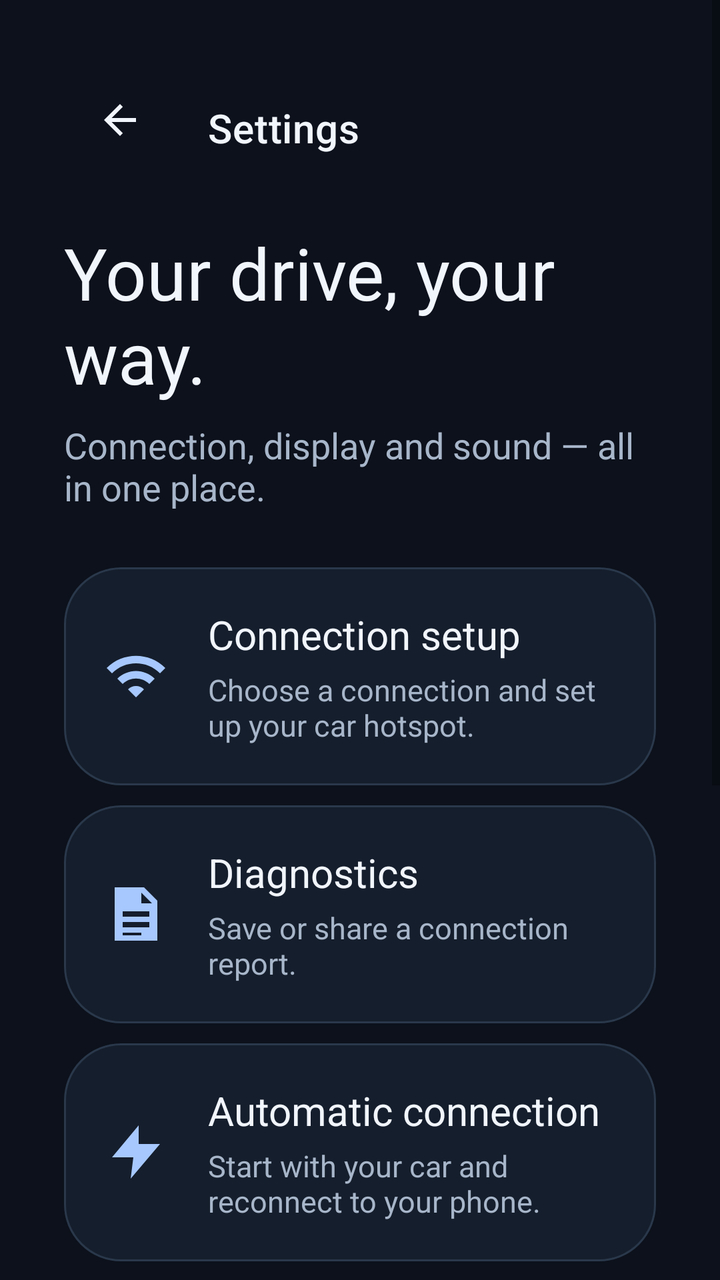
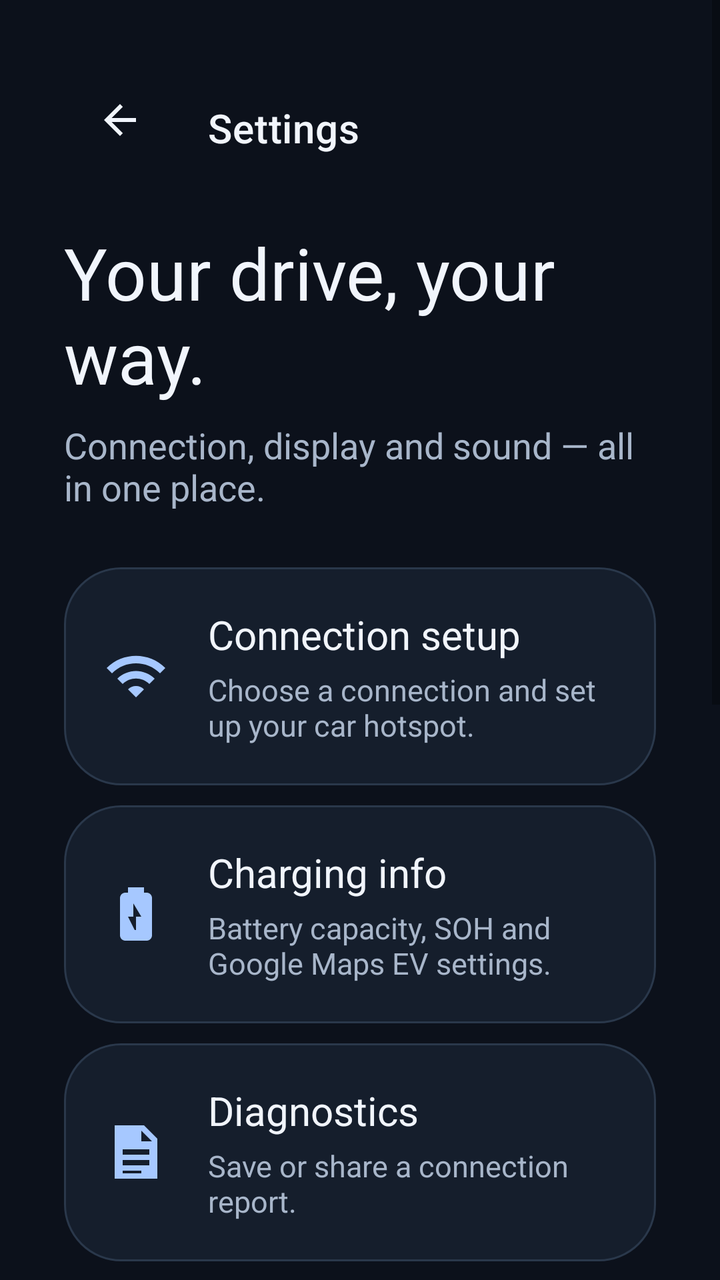

An Android layout rendered at two revisions. The XML below is the earlier revision; the diff shows what the commit changed to produce the second picture.
<!-- AndroidManifest.xml: fallback theme Theme.MaterialComponents.DayNight.NoActionBar -->
<!-- res/layout/fragment_drive_settings.xml -->
<?xml version="1.0" ?>
<ScrollView xmlns:android="http://schemas.android.com/apk/res/android" xmlns:app="http://schemas.android.com/apk/res-auto" android:layout_width="match_parent" android:layout_height="match_parent" android:fillViewport="true" android:background="@color/da_background">
    <LinearLayout android:layout_width="match_parent" android:layout_height="wrap_content" android:orientation="vertical" android:padding="32dp">
        <com.google.android.material.appbar.MaterialToolbar android:id="@+id/toolbar" android:layout_width="match_parent" android:layout_height="64dp" app:title="@string/da_settings" app:titleTextColor="@color/da_text" app:navigationIcon="@drawable/ic_arrow_back_white" app:navigationIconTint="@color/da_text"/>
        <TextView android:layout_width="match_parent" android:layout_height="wrap_content" android:layout_marginTop="16dp" android:text="@string/da_preferences" android:textSize="36sp" android:textColor="@color/da_text"/>
        <TextView android:layout_width="match_parent" android:layout_height="wrap_content" android:layout_marginTop="8dp" android:layout_marginBottom="18dp" android:text="@string/da_preferences_hint" android:textSize="18sp" android:textColor="@color/da_muted"/>
        <LinearLayout android:id="@+id/da_connection_setup" android:layout_width="match_parent" android:layout_height="wrap_content" android:minHeight="92dp" android:layout_marginTop="10dp" android:orientation="horizontal" android:gravity="center_vertical" android:padding="20dp" android:background="@drawable/da_card" android:foreground="?attr/selectableItemBackground" android:clickable="true" android:focusable="true">
            <ImageView android:layout_width="32dp" android:layout_height="32dp" android:src="@drawable/ic_network_wifi_white" app:tint="@color/da_accent" android:importantForAccessibility="no"/>
            <LinearLayout android:layout_width="0dp" android:layout_weight="1" android:layout_height="wrap_content" android:layout_marginStart="20dp" android:orientation="vertical">
                <TextView android:layout_width="match_parent" android:layout_height="wrap_content" android:text="@string/da_connection_setup" android:textSize="20sp" android:textColor="@color/da_text"/>
                <TextView android:layout_width="match_parent" android:layout_height="wrap_content" android:layout_marginTop="4dp" android:text="@string/da_connection_setup_hint" android:textSize="15sp" android:textColor="@color/da_muted"/>
            </LinearLayout>
        </LinearLayout>
        <LinearLayout android:id="@+id/da_diagnostics" android:layout_width="match_parent" android:layout_height="wrap_content" android:minHeight="92dp" android:layout_marginTop="10dp" android:orientation="horizontal" android:gravity="center_vertical" android:padding="20dp" android:background="@drawable/da_card" android:foreground="?attr/selectableItemBackground" android:clickable="true" android:focusable="true">
            <ImageView android:layout_width="32dp" android:layout_height="32dp" android:src="@drawable/ic_da_diagnostics" app:tint="@color/da_accent" android:importantForAccessibility="no"/>
            <LinearLayout android:layout_width="0dp" android:layout_weight="1" android:layout_height="wrap_content" android:layout_marginStart="20dp" android:orientation="vertical">
                <TextView android:layout_width="match_parent" android:layout_height="wrap_content" android:text="@string/da_diagnostics" android:textSize="20sp" android:textColor="@color/da_text"/>
                <TextView android:layout_width="match_parent" android:layout_height="wrap_content" android:layout_marginTop="4dp" android:text="@string/da_diagnostics_hint" android:textSize="15sp" android:textColor="@color/da_muted"/>
            </LinearLayout>
        </LinearLayout>
        <LinearLayout android:id="@+id/da_automation" android:layout_width="match_parent" android:layout_height="wrap_content" android:minHeight="92dp" android:layout_marginTop="10dp" android:orientation="horizontal" android:gravity="center_vertical" android:padding="20dp" android:background="@drawable/da_card" android:foreground="?attr/selectableItemBackground" android:clickable="true" android:focusable="true">
            <ImageView android:layout_width="32dp" android:layout_height="32dp" android:src="@drawable/ic_da_automation" app:tint="@color/da_accent" android:importantForAccessibility="no"/>
            <LinearLayout android:layout_width="0dp" android:layout_weight="1" android:layout_height="wrap_content" android:layout_marginStart="20dp" android:orientation="vertical">
                <TextView android:layout_width="match_parent" android:layout_height="wrap_content" android:text="@string/da_automation" android:textSize="20sp" android:textColor="@color/da_text"/>
                <TextView android:layout_width="match_parent" android:layout_height="wrap_content" android:layout_marginTop="4dp" android:text="@string/da_automation_hint" android:textSize="15sp" android:textColor="@color/da_muted"/>
            </LinearLayout>
        </LinearLayout>
        <LinearLayout android:id="@+id/da_display" android:layout_width="match_parent" android:layout_height="wrap_content" android:minHeight="92dp" android:layout_marginTop="10dp" android:orientation="horizontal" android:gravity="center_vertical" android:padding="20dp" android:background="@drawable/da_card" android:foreground="?attr/selectableItemBackground" android:clickable="true" android:focusable="true">
            <ImageView android:layout_width="32dp" android:layout_height="32dp" android:src="@drawable/ic_da_display" app:tint="@color/da_accent" android:importantForAccessibility="no"/>
            <LinearLayout android:layout_width="0dp" android:layout_weight="1" android:layout_height="wrap_content" android:layout_marginStart="20dp" android:orientation="vertical">
                <TextView android:layout_width="match_parent" android:layout_height="wrap_content" android:text="@string/da_display" android:textSize="20sp" android:textColor="@color/da_text"/>
                <TextView android:layout_width="match_parent" android:layout_height="wrap_content" android:layout_marginTop="4dp" android:text="@string/da_display_hint" android:textSize="15sp" android:textColor="@color/da_muted"/>
            </LinearLayout>
        </LinearLayout>
        <LinearLayout android:id="@+id/da_permissions" android:layout_width="match_parent" android:layout_height="wrap_content" android:minHeight="92dp" android:layout_marginTop="10dp" android:orientation="horizontal" android:gravity="center_vertical" android:padding="20dp" android:background="@drawable/da_card" android:foreground="?attr/selectableItemBackground" android:clickable="true" android:focusable="true">
            <ImageView android:layout_width="32dp" android:layout_height="32dp" android:src="@drawable/ic_da_permissions" app:tint="@color/da_accent" android:importantForAccessibility="no"/>
            <LinearLayout android:layout_width="0dp" android:layout_weight="1" android:layout_height="wrap_content" android:layout_marginStart="20dp" android:orientation="vertical">
                <TextView android:layout_width="match_parent" android:layout_height="wrap_content" android:text="@string/da_permissions" android:textSize="20sp" android:textColor="@color/da_text"/>
                <TextView android:layout_width="match_parent" android:layout_height="wrap_content" android:layout_marginTop="4dp" android:text="@string/da_permissions_hint" android:textSize="15sp" android:textColor="@color/da_muted"/>
            </LinearLayout>
        </LinearLayout>

        <LinearLayout android:id="@+id/da_about" android:layout_width="match_parent" android:layout_height="wrap_content" android:minHeight="92dp" android:layout_marginTop="10dp" android:orientation="horizontal" android:gravity="center_vertical" android:padding="20dp" android:background="@drawable/da_card" android:foreground="?attr/selectableItemBackground" android:clickable="true" android:focusable="true">
            <ImageView android:layout_width="32dp" android:layout_height="32dp" android:src="@drawable/ic_da_about" app:tint="@color/da_accent" android:importantForAccessibility="no"/>
            <LinearLayout android:layout_width="0dp" android:layout_weight="1" android:layout_height="wrap_content" android:layout_marginStart="20dp" android:orientation="vertical">
                <TextView android:layout_width="match_parent" android:layout_height="wrap_content" android:text="@string/da_about" android:textSize="20sp" android:textColor="@color/da_text"/>
                <TextView android:layout_width="match_parent" android:layout_height="wrap_content" android:layout_marginTop="4dp" android:text="@string/da_about_hint" android:textSize="15sp" android:textColor="@color/da_muted"/>
            </LinearLayout>
        </LinearLayout>
    </LinearLayout>
</ScrollView>
<!-- resources referenced by this layout -->
<resources>
  <color name="da_accent">#A6C8FF</color>
  <color name="da_background">#0C111B</color>
  <color name="da_muted">#A8B6CA</color>
  <color name="da_text">#F1F5FC</color>
  <!-- drawable da_card (drawable) -->
  <?xml version="1.0" ?>
  <shape xmlns:android="http://schemas.android.com/apk/res/android">
      <solid android:color="@color/da_surface"/>
      <corners android:radius="28dp"/>
      <stroke android:width="1dp" android:color="@color/da_border"/>
  </shape>
  <!-- drawable ic_arrow_back_white (drawable) -->
  <vector xmlns:android="http://schemas.android.com/apk/res/android"
      android:width="24dp"
      android:height="24dp"
      android:viewportWidth="24"
      android:viewportHeight="24">
    <path
        android:fillColor="@android:color/white"
        android:pathData="M20,11H7.83l5.59,-5.59L12,4l-8,8 8,8 1.41,-1.41L7.83,13H20v-2z"/>
  </vector>
  <!-- drawable ic_da_about (drawable) -->
  <vector xmlns:android="http://schemas.android.com/apk/res/android" android:width="24dp" android:height="24dp" android:viewportWidth="24" android:viewportHeight="24"><path android:fillColor="#FFFFFFFF" android:fillType="evenOdd" android:pathData="M12,2 A10,10 0,1 0,12 22 A10,10 0,1 0,12 2 M11,6 L13,6 L13,8 L11,8 Z M11,10 L13,10 L13,18 L11,18 Z"/></vector>
  <!-- drawable ic_da_automation (drawable) -->
  <vector xmlns:android="http://schemas.android.com/apk/res/android" android:width="24dp" android:height="24dp" android:viewportWidth="24" android:viewportHeight="24"><path android:fillColor="#FFFFFFFF" android:fillType="evenOdd" android:pathData="M13,2 L3,14 L11,14 L10,22 L21,9 L13,9 Z"/></vector>
  <!-- drawable ic_da_permissions (drawable) -->
  <vector xmlns:android="http://schemas.android.com/apk/res/android" android:width="24dp" android:height="24dp" android:viewportWidth="24" android:viewportHeight="24"><path android:fillColor="#FFFFFFFF" android:fillType="evenOdd" android:pathData="M12,1 L3,5 L3,11 C3,17 7,21 12,23 C17,21 21,17 21,11 L21,5 Z M10,16 L6,12 L7.5,10.5 L10,13 L16.5,6.5 L18,8 Z"/></vector>
  <string name="da_about">About DiAuto</string>
  <string name="da_about_hint">Version, licenses and open-source credits.</string>
  <string name="da_automation">Automatic connection</string>
  <string name="da_automation_hint">Start with your car and reconnect to your phone.</string>
  <string name="da_connection_setup">Connection setup</string>
  <string name="da_connection_setup_hint">Choose a connection and set up your car hotspot.</string>
  <string name="da_diagnostics">Diagnostics</string>
  <string name="da_diagnostics_hint">Save or share a connection report.</string>
  <string name="da_display">Display and performance</string>
  <string name="da_display_hint">Picture size, frame rate and audio settings.</string>
  <string name="da_permissions">Permissions</string>
  <string name="da_permissions_hint">Check Bluetooth, microphone and location access.</string>
  <string name="da_preferences">Your drive, your way.</string>
  <string name="da_preferences_hint">Connection, display and sound — all in one place.</string>
  <string name="da_settings">Settings</string>
  <color name="da_surface">#151E2C</color>
  <color name="da_border">#2A384B</color>
  <!-- unchanged entries left out for length: 3 -->
</resources>

<!-- the commit's change to res/layout/fragment_drive_settings.xml (unified diff, before → after) -->
@@ -9,6 +9,13 @@
             <LinearLayout android:layout_width="0dp" android:layout_weight="1" android:layout_height="wrap_content" android:layout_marginStart="20dp" android:orientation="vertical">
                 <TextView android:layout_width="match_parent" android:layout_height="wrap_content" android:text="@string/da_connection_setup" android:textSize="20sp" android:textColor="@color/da_text"/>
                 <TextView android:layout_width="match_parent" android:layout_height="wrap_content" android:layout_marginTop="4dp" android:text="@string/da_connection_setup_hint" android:textSize="15sp" android:textColor="@color/da_muted"/>
+            </LinearLayout>
+        </LinearLayout>
+        <LinearLayout android:id="@+id/da_charging_info" android:layout_width="match_parent" android:layout_height="wrap_content" android:minHeight="92dp" android:layout_marginTop="10dp" android:orientation="horizontal" android:gravity="center_vertical" android:padding="20dp" android:background="@drawable/da_card" android:foreground="?attr/selectableItemBackground" android:clickable="true" android:focusable="true">
+            <ImageView android:layout_width="32dp" android:layout_height="32dp" android:src="@drawable/ic_da_charging" app:tint="@color/da_accent" android:importantForAccessibility="no"/>
+            <LinearLayout android:layout_width="0dp" android:layout_weight="1" android:layout_height="wrap_content" android:layout_marginStart="20dp" android:orientation="vertical">
+                <TextView android:layout_width="match_parent" android:layout_height="wrap_content" android:text="@string/category_charging_info" android:textSize="20sp" android:textColor="@color/da_text"/>
+                <TextView android:layout_width="match_parent" android:layout_height="wrap_content" android:layout_marginTop="4dp" android:text="@string/da_charging_info_hint" android:textSize="15sp" android:textColor="@color/da_muted"/>
             </LinearLayout>
         </LinearLayout>
         <LinearLayout android:id="@+id/da_diagnostics" android:layout_width="match_parent" android:layout_height="wrap_content" android:minHeight="92dp" android:layout_marginTop="10dp" android:orientation="horizontal" android:gravity="center_vertical" android:padding="20dp" android:background="@drawable/da_card" android:foreground="?attr/selectableItemBackground" android:clickable="true" android:focusable="true">
<!-- resource entries referenced after the edit -->
@@ -25,12 +25,24 @@
   <vector xmlns:android="http://schemas.android.com/apk/res/android" android:width="24dp" android:height="24dp" android:viewportWidth="24" android:viewportHeight="24"><path android:fillColor="#FFFFFFFF" android:fillType="evenOdd" android:pathData="M12,2 A10,10 0,1 0,12 22 A10,10 0,1 0,12 2 M11,6 L13,6 L13,8 L11,8 Z M11,10 L13,10 L13,18 L11,18 Z"/></vector>
   <!-- drawable ic_da_automation (drawable) -->
   <vector xmlns:android="http://schemas.android.com/apk/res/android" android:width="24dp" android:height="24dp" android:viewportWidth="24" android:viewportHeight="24"><path android:fillColor="#FFFFFFFF" android:fillType="evenOdd" android:pathData="M13,2 L3,14 L11,14 L10,22 L21,9 L13,9 Z"/></vector>
+  <!-- drawable ic_da_charging (drawable) -->
+  <vector xmlns:android="http://schemas.android.com/apk/res/android"
+      android:width="24dp"
+      android:height="24dp"
+      android:viewportWidth="24"
+      android:viewportHeight="24">
+      <path
+          android:fillColor="#FFFFFFFF"
+          android:pathData="M16,4H15V2H9V4H8C6.9,4 6,4.9 6,6V20C6,21.1 6.9,22 8,22H16C17.1,22 18,21.1 18,20V6C18,4.9 17.1,4 16,4ZM11.5,18L9,13H11V8L14,13H12V18H11.5Z" />
+  </vector>
   <!-- drawable ic_da_permissions (drawable) -->
   <vector xmlns:android="http://schemas.android.com/apk/res/android" android:width="24dp" android:height="24dp" android:viewportWidth="24" android:viewportHeight="24"><path android:fillColor="#FFFFFFFF" android:fillType="evenOdd" android:pathData="M12,1 L3,5 L3,11 C3,17 7,21 12,23 C17,21 21,17 21,11 L21,5 Z M10,16 L6,12 L7.5,10.5 L10,13 L16.5,6.5 L18,8 Z"/></vector>
+  <string name="category_charging_info">Charging info</string>
   <string name="da_about">About DiAuto</string>
   <string name="da_about_hint">Version, licenses and open-source credits.</string>
   <string name="da_automation">Automatic connection</string>
   <string name="da_automation_hint">Start with your car and reconnect to your phone.</string>
+  <string name="da_charging_info_hint">Battery capacity, SOH and Google Maps EV settings.</string>
   <string name="da_connection_setup">Connection setup</string>
   <string name="da_connection_setup_hint">Choose a connection and set up your car hotspot.</string>
   <string name="da_diagnostics">Diagnostics</string>
